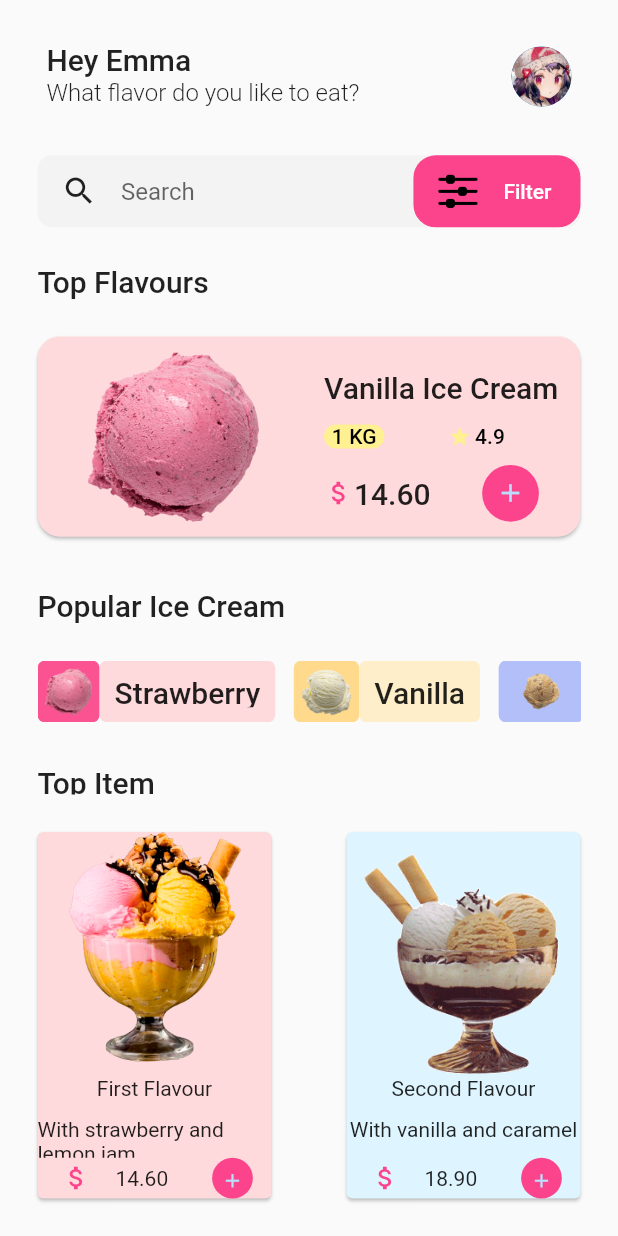
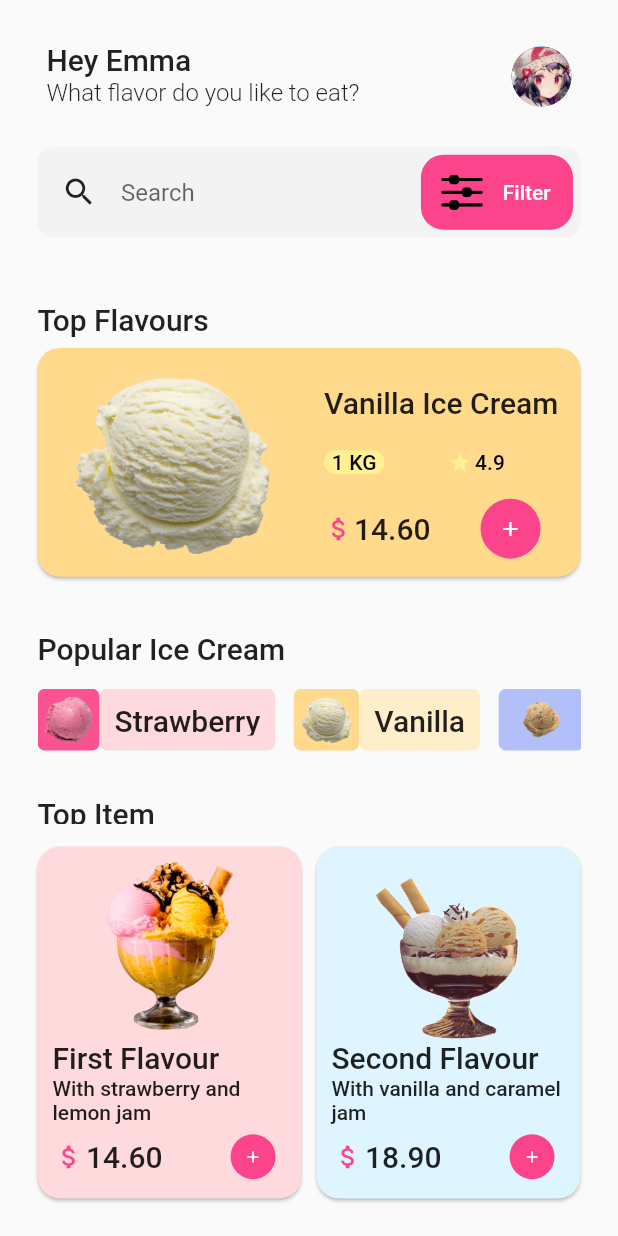
Before and after one commit to tgknyhn/IceCreamShop, a Flutter app: the screen it shows after launch, on a phone screen of 412 x 824 dp. Run offline on Flutter 3.47's test engine with Material 2 defaults, Android fonts, the phone set to English and light mode, and no system bars.

Commit message:
Home screen finished(used dummy data)

```diff
--- a/lib/core/widgets/add_button.dart
+++ b/lib/core/widgets/add_button.dart
@@ -14,7 +14,11 @@ class AddButton extends StatelessWidget {
       backgroundColor: HomeColorScheme.instance?.pink,
       child: IconButton(
         onPressed: () {},
-        icon: const Icon(Icons.add),
+        icon: Icon(
+          Icons.add,
+          color: HomeColorScheme.instance?.white,
+          size: size * 0.8,
+        ),
         iconSize: size,
       ),
     );
--- a/lib/view/home/home_page.dart
+++ b/lib/view/home/home_page.dart
@@ -43,9 +43,10 @@ class _HomePageState extends State<HomePage> {
       crossAxisAlignment: CrossAxisAlignment.start,
       children: [
         const Expanded(flex: 4, child: Greeting()),
-        Expanded(flex: 5, child: SearchBar(height: height, width: width)),
+        Expanded(flex: 6, child: SearchBar(height: height, width: width)),
+        const Spacer(flex: 1),
         Expanded(flex: 10, child: TopFlavours(height: height, width: width, rate: 4.9, price: 14.60)),
-        Spacer(flex: 1),
+        const Spacer(flex: 2),
         Expanded(flex: 6, child: PopularIceCream(height: height, width: width)),
         Expanded(flex: 16, child: TopItem(height: height, width: width)),
       ],
--- a/lib/view/home/widgets/popular_ice_cream.dart
+++ b/lib/view/home/widgets/popular_ice_cream.dart
@@ -40,7 +40,6 @@ class _PopularIceCreamState extends State<PopularIceCream> {
   @override
   Widget build(BuildContext context) {
     return Column(
-      mainAxisSize: MainAxisSize.min,
       crossAxisAlignment: CrossAxisAlignment.start,
       children: [
         popularIceCreamText(context),
@@ -51,17 +50,16 @@ class _PopularIceCreamState extends State<PopularIceCream> {
 
   Widget iceCreamHorizontalList(BuildContext context) {
     return Container(
+      margin: EdgeInsets.symmetric(horizontal: MarginConstants.instance.marginHigh, vertical: MarginConstants.instance.marginMedium),
       height: widget.height * 0.05,
-      margin: EdgeInsets.symmetric(horizontal: MarginConstants.instance.marginHigh, vertical: MarginConstants.instance.marginHigh),
       child: ListView(
         scrollDirection: Axis.horizontal,
         children: [
           iceCreamCard(context: context, name: widget.iceCreamNames[0], image: widget.images[0], colorDark: widget.colors[0], colorLight: widget.colors[1]),
-          SizedBox(width: widget.width * 0.03),
+          SizedBox(width: widget.width * 0.03), // Used for spacing between cards
           iceCreamCard(context: context, name: widget.iceCreamNames[1], image: widget.images[1], colorDark: widget.colors[2], colorLight: widget.colors[3]),
-          SizedBox(width: widget.width * 0.03),
+          SizedBox(width: widget.width * 0.03), // Used for spacing between cards
           iceCreamCard(context: context, name: widget.iceCreamNames[2], image: widget.images[2], colorDark: widget.colors[4], colorLight: widget.colors[5]),
-          SizedBox(width: widget.width * 0.03),
         ],
       ),
     );
--- a/lib/view/home/widgets/search_bar.dart
+++ b/lib/view/home/widgets/search_bar.dart
@@ -1,4 +1,5 @@
 import 'package:flutter/material.dart';
+import 'package:ice_cream_shop/core/init/constants/padding_constants.dart';
 import '../../../core/init/constants/border_constants.dart';
 import '../../../core/init/constants/image_constants.dart';
 import '../../../core/init/constants/margin_constants.dart';
@@ -51,7 +52,9 @@ class _SearchBarState extends State<SearchBar> {
   }
 
   Widget filterButton(context) {
-    return TextButton(
+    return Padding(
+      padding: EdgeInsets.all(PaddingConstants.instance.paddingMin),
+      child: TextButton(
         style: filterButtonStyle(),
         child: Row(
           children: [
@@ -61,6 +64,7 @@ class _SearchBarState extends State<SearchBar> {
           ],
         ),
         onPressed: () {},
+      ),
     );
   }
 
--- a/lib/view/home/widgets/top_flavours.dart
+++ b/lib/view/home/widgets/top_flavours.dart
@@ -16,6 +16,7 @@ class TopFlavours extends StatefulWidget {
 
   final double width, height;
   final double rate, price;
+  final String title = "Vanilla Ice Cream";
 
   @override
   _TopFlavoursState createState() => _TopFlavoursState();
@@ -27,56 +28,53 @@ class _TopFlavoursState extends State<TopFlavours> {
     return Column(
       crossAxisAlignment: CrossAxisAlignment.start,
       children: [
-        Expanded(flex: 1, child: topFlavoursText(context)),
-        Expanded(flex: 5, child: iceCreamCard(context)),
+        Expanded(flex: 1, child: topFlavoursText()),
+        Expanded(flex: 5, child: iceCreamCard()),
       ],
     );
   }
 
-  Widget topFlavoursText(context) {
+  Widget topFlavoursText() {
     return Container(
       margin: EdgeInsets.symmetric(horizontal: MarginConstants.instance.marginHigh),
-      child: Text(
-        "Top Flavours",
-        style: Theme.of(context).textTheme.headline6,
-      ),
+      child: Text("Top Flavours", style: Theme.of(context).textTheme.headline6),
     );
   }
 
-  Card iceCreamCard(BuildContext context) {
+  Card iceCreamCard() {
     return Card(
       shape: RoundedRectangleBorder(borderRadius: BorderRadiusDirectional.circular(BorderConstants.instance.circularRadiusMedium)),
-      margin: EdgeInsets.symmetric(horizontal: MarginConstants.instance.marginHigh, vertical: MarginConstants.instance.marginMedium),
-      color: HomeColorScheme.instance?.pingkLight,
+      margin: EdgeInsets.symmetric(horizontal: MarginConstants.instance.marginHigh),
+      color: HomeColorScheme.instance?.vanillaDark,
       child: Row(
         children: [
           Expanded(flex: 1, child: iceCreamPhoto()),
-          Expanded(flex: 1, child: iceCreamInfo(context)),
+          Expanded(flex: 1, child: iceCreamInfo()),
         ],
       ),
     );
   }
 
-  Widget iceCreamInfo(BuildContext context) {
+  Widget iceCreamInfo() {
     return Padding(
       padding: EdgeInsets.all(PaddingConstants.instance.paddingMedium),
       child: Column(
         children: [
           const Spacer(flex: 1),
-          Expanded(flex: 2, child: iceCreamName(context)),
-          Expanded(flex: 3, child: amountAndRateRow(context)),
-          Expanded(flex: 3, child: priceAndButtonRow(context)),
+          Expanded(flex: 2, child: iceCreamName()),
+          Expanded(flex: 3, child: amountAndRateRow()),
+          Expanded(flex: 3, child: priceAndButtonRow()),
         ],
         crossAxisAlignment: CrossAxisAlignment.start,
       ),
     );
   }
 
-  Row priceAndButtonRow(BuildContext context) {
+  Row priceAndButtonRow() {
     return Row(
       children: [
         DollarSign(size: DollarSizeConstants.instance.sizeMedium),
-        priceText(context),
+        priceText(),
         const Spacer(flex: 2),
         AddButton(size: ButtonSizeConstants.instance.max),
         const Spacer(flex: 1),
@@ -85,41 +83,38 @@ class _TopFlavoursState extends State<TopFlavours> {
     );
   }
 
-  Text priceText(BuildContext context) {
-    return Text(
-      widget.price.toStringAsFixed(2),
-      style: Theme.of(context).textTheme.headline6,
-    );
+  Text priceText() {
+    return Text(widget.price.toStringAsFixed(2), style: Theme.of(context).textTheme.headline6);
   }
 
-  Row amountAndRateRow(BuildContext context) {
+  Row amountAndRateRow() {
     return Row(
       children: [
-        Expanded(flex: 1, child: iceCreamAmount(context)),
+        Expanded(flex: 1, child: iceCreamAmount()),
         const Spacer(flex: 1),
-        Expanded(flex: 1, child: iceCreamRate(context)),
+        Expanded(flex: 1, child: iceCreamRate()),
         const Spacer(flex: 1),
       ],
     );
   }
 
-  Widget iceCreamRate(BuildContext context) {
+  Widget iceCreamRate() {
     return Row(
       children: [
         const Expanded(flex: 1, child: StarImage(isEmpty: false, size: StarSizes.MIN)),
-        Expanded(flex: 1, child: rateValue(context)),
+        Expanded(flex: 1, child: rateValue()),
       ],
     );
   }
 
-  Text rateValue(BuildContext context) {
+  Text rateValue() {
     return Text(
       widget.rate.toStringAsFixed(1),
       style: Theme.of(context).textTheme.subtitle2,
     );
   }
 
-  Widget iceCreamAmount(BuildContext context) {
+  Widget iceCreamAmount() {
     return Container(
       padding: EdgeInsets.symmetric(horizontal: PaddingConstants.instance.paddingMin),
       decoration: amountDecoration(),
@@ -134,13 +129,13 @@ class _TopFlavoursState extends State<TopFlavours> {
     );
   }
 
-  Text iceCreamName(BuildContext context) => Text("Vanilla Ice Cream", style: Theme.of(context).textTheme.headline6);
+  Text iceCreamName() => Text(widget.title, style: Theme.of(context).textTheme.headline6);
 
   Widget iceCreamPhoto() {
     return Padding(
-      padding: EdgeInsets.all(PaddingConstants.instance.paddingMedium),
+      padding: EdgeInsets.all(PaddingConstants.instance.paddingHigh),
       child: SizedBox(
-        child: Image.asset(ImageConstants.instance.strawberry),
+        child: Image.asset(ImageConstants.instance.vanilla),
       ),
     );
   }
--- a/lib/view/home/widgets/top_item.dart
+++ b/lib/view/home/widgets/top_item.dart
@@ -1,10 +1,12 @@
 import 'package:flutter/material.dart';
 import 'package:ice_cream_shop/core/init/constants/button_size_constants.dart';
 import 'package:ice_cream_shop/core/init/constants/dollar_size_constants.dart';
+import 'package:ice_cream_shop/core/init/constants/padding_constants.dart';
 import 'package:ice_cream_shop/core/init/theme/color_scheme.dart';
 import 'package:ice_cream_shop/core/widgets/add_button.dart';
 import 'package:ice_cream_shop/core/widgets/dollar_sign.dart';
 
+import '../../../core/init/constants/border_constants.dart';
 import '../../../core/init/constants/image_constants.dart';
 import '../../../core/init/constants/margin_constants.dart';
 
@@ -30,7 +32,7 @@ class TopItem extends StatefulWidget {
 
   final List<String> flavourDescription = [
     "With strawberry and lemon jam",
-    "With vanilla and caramel",
+    "With vanilla and caramel jam",
   ];
 
   final List<double> prices = [
@@ -49,7 +51,7 @@ class _TopItemState extends State<TopItem> {
       mainAxisSize: MainAxisSize.min,
       crossAxisAlignment: CrossAxisAlignment.start,
       children: [
-        Expanded(flex: 1, child: topItemText(context)),
+        Expanded(flex: 1, child: topItemText()),
         Expanded(
           flex: 15,
           child: Row(
@@ -61,6 +63,7 @@ class _TopItemState extends State<TopItem> {
                   color: widget.colors[0],
                   image: widget.images[0],
                   price: widget.prices[0],
+                  isLeft: true,
                 ),
               ),
               Expanded(
@@ -70,6 +73,7 @@ class _TopItemState extends State<TopItem> {
                   color: widget.colors[1],
                   image: widget.images[1],
                   price: widget.prices[1],
+                  isLeft: false,
                 ),
               ),
             ],
@@ -80,30 +84,55 @@ class _TopItemState extends State<TopItem> {
     );
   }
 
-  Card flavourCard({required Color? color, required String flavourDescription, required String flavourName, required Image image, required double price}) {
+  Card flavourCard({required Color? color, required String flavourDescription, required String flavourName, required Image image, required double price, required bool isLeft}) {
     return Card(
-      margin: EdgeInsets.all(MarginConstants.instance.marginHigh),
+      shape: RoundedRectangleBorder(borderRadius: BorderRadiusDirectional.circular(BorderConstants.instance.circularRadiusMedium)),
+      margin: flavourMargin(isLeft),
       color: color,
-      child: Column(
-        children: [
-          Expanded(flex: 6, child: image),
-          Expanded(flex: 1, child: Text(flavourName)),
-          Expanded(flex: 1, child: Text(flavourDescription)),
-          Expanded(
-            child: Row(
-              children: [
-                Expanded(flex: 1, child: DollarSign(size: DollarSizeConstants.instance.sizeMedium)),
-                Expanded(flex: 1, child: Text(price.toStringAsFixed(2))),
-                Expanded(flex: 1, child: AddButton(size: ButtonSizeConstants.instance.medium)),
-              ],
-            ),
-          )
-        ],
+      child: Padding(
+        padding: EdgeInsets.all(PaddingConstants.instance.paddingMedium),
+        child: Column(
+          crossAxisAlignment: CrossAxisAlignment.start,
+          children: [
+            Expanded(flex: 10, child: Center(child: image)),
+            Expanded(flex: 2, child: flavourTitleWidget(flavourName)),
+            Expanded(flex: 3, child: flavourDescWidget(flavourDescription)),
+            Expanded(flex: 3, child: priceRow(price)),
+          ],
+        ),
       ),
     );
   }
 
-  Widget topItemText(context) {
+  Text flavourDescWidget(String flavourDescription) {
+    return Text(flavourDescription, style: Theme.of(context).textTheme.bodyText1);
+  }
+
+  Text flavourTitleWidget(String flavourName) {
+    return Text(flavourName, style: Theme.of(context).textTheme.headline6);
+  }
+
+  EdgeInsets flavourMargin(bool isLeft) {
+    if (isLeft) {
+      return EdgeInsets.fromLTRB(MarginConstants.instance.marginHigh, MarginConstants.instance.marginMedium, MarginConstants.instance.marginMin, MarginConstants.instance.marginHigh);
+    } else {
+      return EdgeInsets.fromLTRB(MarginConstants.instance.marginMin, MarginConstants.instance.marginMedium, MarginConstants.instance.marginHigh, MarginConstants.instance.marginHigh);
+    }
+  }
+
+  Widget priceRow(double price) {
+    return Row(
+      children: [
+        Expanded(flex: 1, child: DollarSign(size: DollarSizeConstants.instance.sizeMedium)),
+        Expanded(flex: 4, child: priceText(price)),
+        Expanded(flex: 2, child: AddButton(size: ButtonSizeConstants.instance.medium)),
+      ],
+    );
+  }
+
+  Text priceText(double price) => Text(price.toStringAsFixed(2), style: Theme.of(context).textTheme.headline6);
+
+  Widget topItemText() {
     return Container(
       margin: EdgeInsets.symmetric(horizontal: MarginConstants.instance.marginHigh),
       child: Text("Top Item", style: Theme.of(context).textTheme.headline6),
```
Also changed, not shown: lib/view/product/product_page.dart (added). Lines whose indentation alone changed are shown as unchanged.
